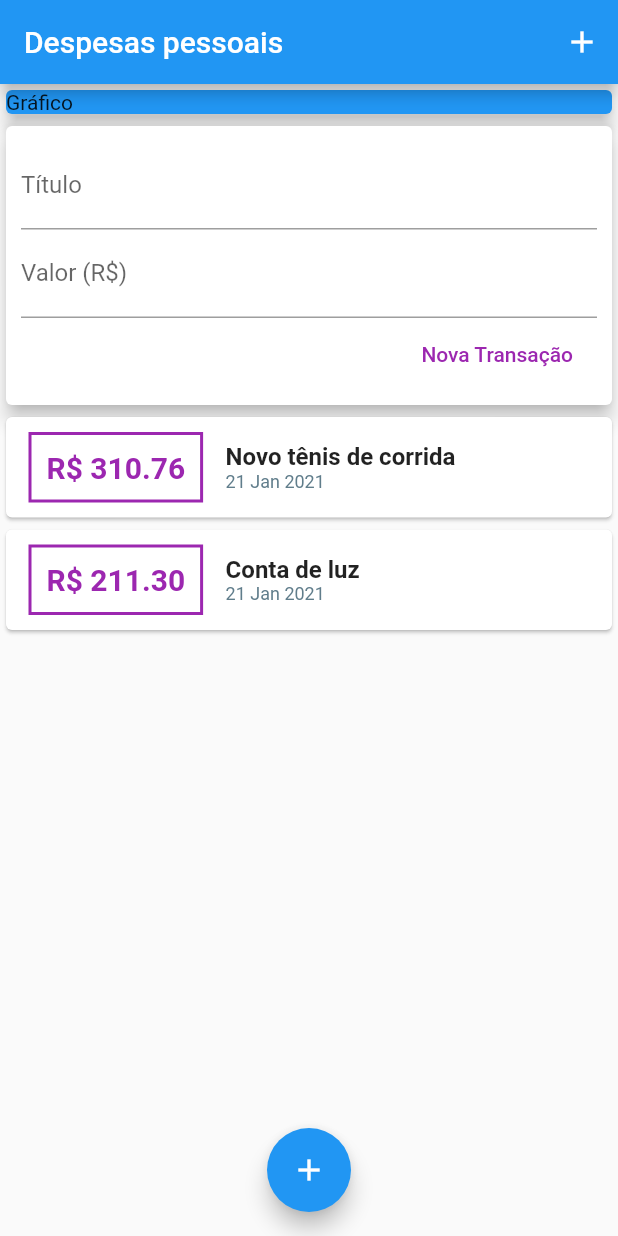
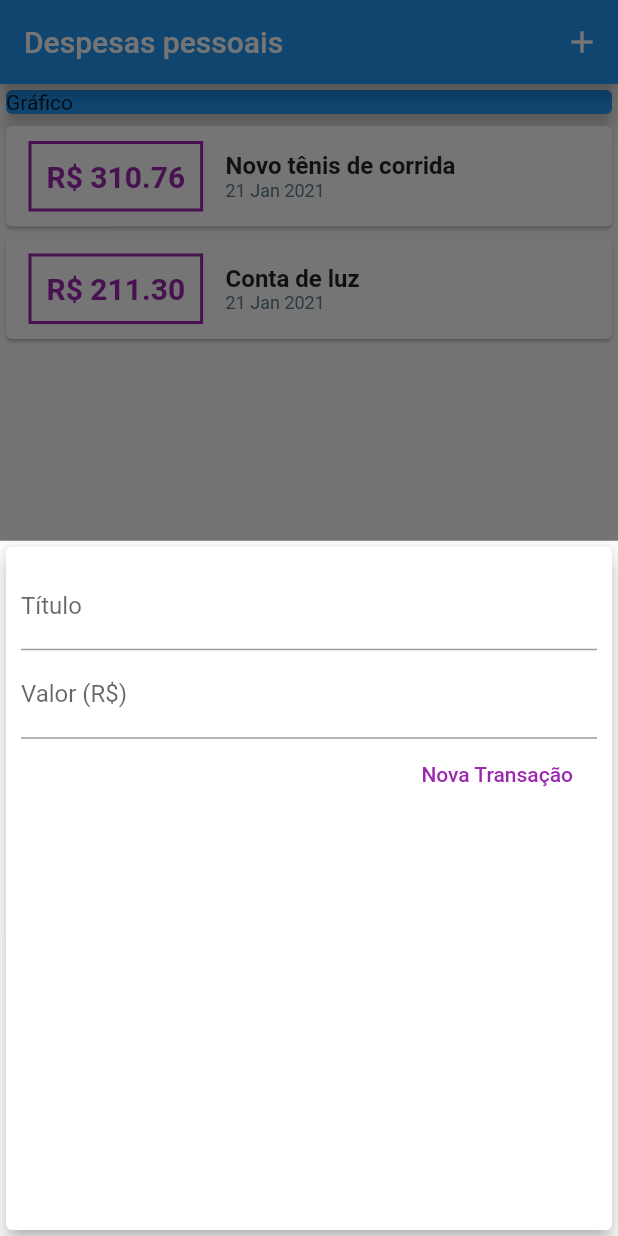
Before and after one commit to jeanpandolfi/despesas_pessoais-flutter, a Flutter app: the screen it shows after launch, after a tap on the "add" icon, on a phone screen of 412 x 824 dp. Run offline on Flutter 3.47's test engine with Material 2 defaults, Android fonts, the phone set to English and light mode, and no system bars.

```diff
--- a/lib/components/transaction_user.dart
+++ /dev/null
@@ -1,45 +0,0 @@
-import 'dart:math';
-
-import 'package:despesas_pessoais_app/components/transaction_form.dart';
-import 'package:despesas_pessoais_app/components/transaction_list.dart';
-import 'package:despesas_pessoais_app/models/transaction.dart';
-import 'package:flutter/material.dart';
-
-class TransactionUser extends StatefulWidget {
-  @override
-  _TransactionUserState createState() => _TransactionUserState();
-}
-
-class _TransactionUserState extends State<TransactionUser> {
-
-  final List<Transaction> _transactions = [
-    Transaction(id: 't1', title: 'Novo tênis de corrida', value: 310.76, date: DateTime.now()),
-    Transaction(id: 't2', title: 'Conta de luz', value: 211.30, date: DateTime.now())
-  ];
-
-  void _addTransaction(String title, double value){
-    final newTransaction = Transaction(
-        id: Random().nextDouble().toString(),
-        title: title,
-        value: value,
-        date: DateTime.now());
-
-    setState((){
-      this._transactions.add(newTransaction);
-    });
-  }
-
-  @override
-  Widget build(BuildContext context) {
-    return Column(
-      children: [
-        TransactionForm(
-          onSubmit: (title, value) => this._addTransaction(title, value),
-        ),
-        TransactionList(
-          transactions: _transactions,
-        )
-      ],
-    );
-  }
-}
--- a/lib/main.dart
+++ b/lib/main.dart
@@ -1,5 +1,9 @@
 
-import 'package:despesas_pessoais_app/components/transaction_user.dart';
+import 'dart:math';
+
+import 'package:despesas_pessoais_app/components/transaction_form.dart';
+import 'package:despesas_pessoais_app/components/transaction_list.dart';
+import 'package:despesas_pessoais_app/models/transaction.dart';
 import 'package:flutter/material.dart';
 import 'package:flutter/widgets.dart';
 
@@ -17,9 +21,41 @@ class DespesasApp extends StatelessWidget{
 
 }
 
-class MyHomePage extends StatelessWidget {
+class MyHomePage extends StatefulWidget {
 
+  @override
+  _MyHomePageState createState() => _MyHomePageState();
 
+  MyHomePage();
+}
+
+class _MyHomePageState extends State<MyHomePage>{
+
+  final List<Transaction> _transactions = [
+    Transaction(id: 't1', title: 'Novo tênis de corrida', value: 310.76, date: DateTime.now()),
+    Transaction(id: 't2', title: 'Conta de luz', value: 211.30, date: DateTime.now())
+  ];
+
+  void _addTransaction(String title, double value){
+    final newTransaction = Transaction(
+        id: Random().nextDouble().toString(),
+        title: title,
+        value: value,
+        date: DateTime.now());
+
+    setState((){
+      this._transactions.add(newTransaction);
+    });
+  }
+
+  void _openTransactionForModal(BuildContext context){
+    showModalBottomSheet(
+        context: context,
+        builder: (ctx) {
+          return TransactionForm();
+        }
+    );
+  }
 
   @override
   Widget build(BuildContext context) {
@@ -27,7 +63,10 @@ class MyHomePage extends StatelessWidget {
       appBar: AppBar(
         title: Text('Despesas pessoais'),
         actions: [
-          IconButton(icon: Icon(Icons.add), onPressed: (){})
+          IconButton(
+              icon: Icon(Icons.add),
+              onPressed: () => _openTransactionForModal(context)
+          )
         ],
       ),
       body: SingleChildScrollView(
@@ -41,17 +80,17 @@ class MyHomePage extends StatelessWidget {
                 elevation: 5,
               ),
             ),
-            TransactionUser()
+            TransactionList(
+              transactions: _transactions,
+            )
           ],
         ),
       ),
       floatingActionButton: FloatingActionButton(
         child: Icon(Icons.add),
-        onPressed: () {},
+        onPressed: () => _openTransactionForModal(context),
       ),
       floatingActionButtonLocation: FloatingActionButtonLocation.centerFloat,
     );
   }
-
-  MyHomePage();
 }
```
